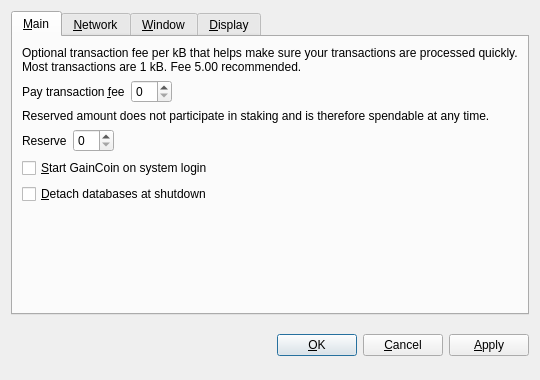
The window that src/qt/forms/optionsdialog.ui (MyCryptoCoins/gsave) describes before a commit, drawn with Qt 5.
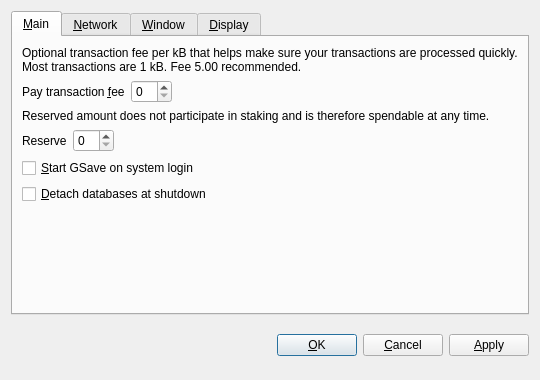
The same window after the commit. The open tabs and pages were chosen to show the change. Custom widgets are drawn as their Qt base class.

Diff of the .ui file:
```diff
--- a/src/qt/forms/optionsdialog.ui
+++ b/src/qt/forms/optionsdialog.ui
@@ -128,7 +128,7 @@
           <string>Automatically start BuzzCash after logging in to the system.</string>
          </property>
          <property name="text">
-          <string>&amp;Start GainCoin on system login</string>
+          <string>&amp;Start GSave on system login</string>
          </property>
         </widget>
        </item>
```
Left out of the diff: 10 changed lines with no effect on the pictures.
